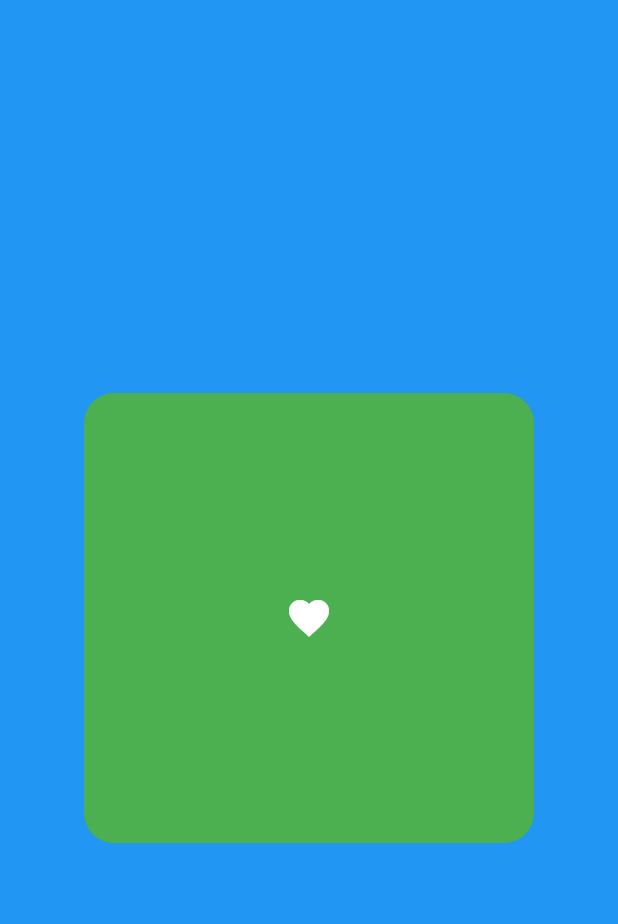
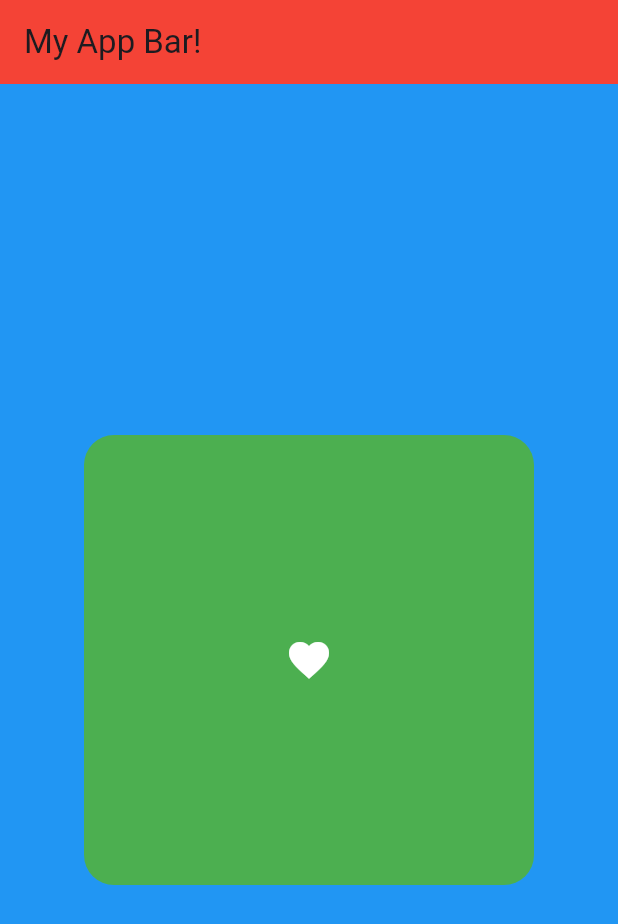
Before and after one commit to do2523/FlutterApp, a Flutter app: the screen it shows after launch, on a phone screen of 412 x 824 dp. Shown: the top 924 px of the screen. Run offline on Flutter 3.47's test engine with Material 3 defaults, Android fonts, the phone set to English and light mode, and no system bars.

Commit message:
Add appBar widget based on existing AppBar widget

```diff
--- a/lib/main.dart
+++ b/lib/main.dart
@@ -14,6 +14,10 @@ class MyApp extends StatelessWidget {
       // Skeleton Widget
       home: Scaffold(
         backgroundColor: Colors.blue,
+        appBar: AppBar(
+          title: Text("My App Bar! "),
+          backgroundColor: Colors.red,
+        ),
         body: Center (
           child: Container(
           height: 300,
```
